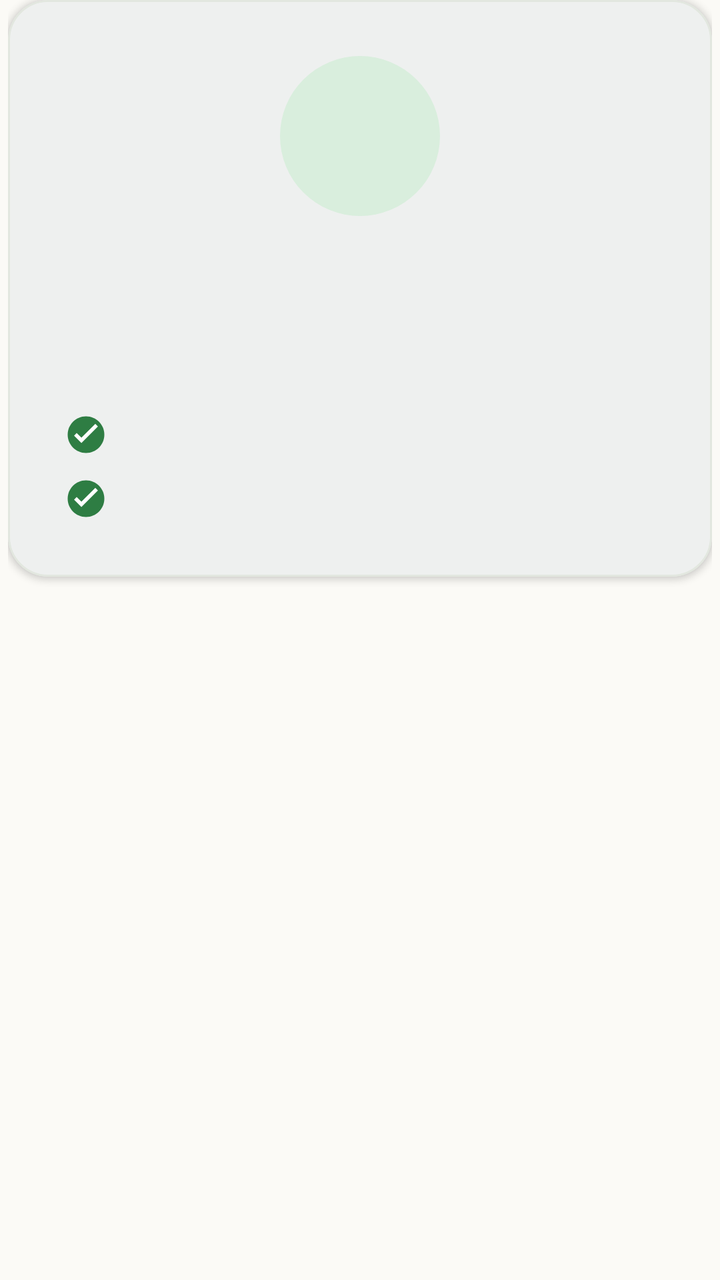
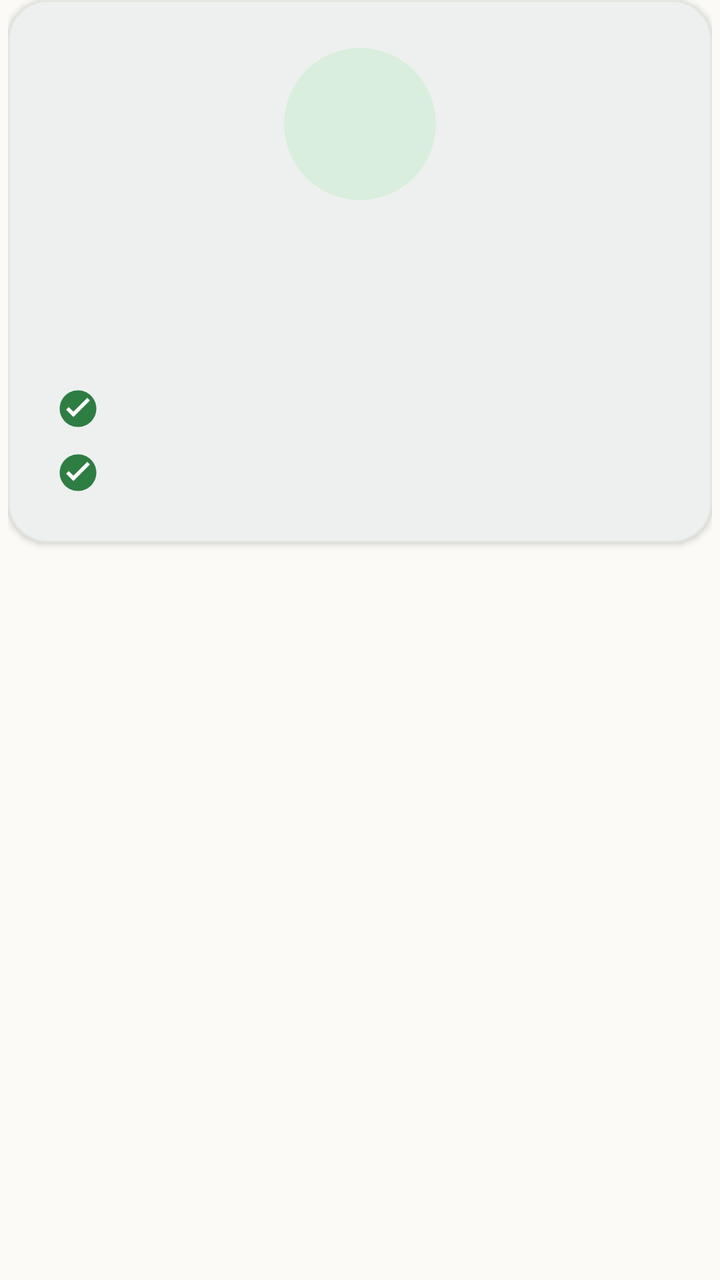

An Android layout rendered at two revisions. The XML below is the earlier revision; the diff shows what the commit changed to produce the second picture.
<!-- AndroidManifest.xml: application theme Theme.Masrouf1 -->
<!-- res/layout/item_welcome_slide.xml -->
<?xml version="1.0" encoding="utf-8"?>
<LinearLayout xmlns:android="http://schemas.android.com/apk/res/android"
    xmlns:app="http://schemas.android.com/apk/res-auto"
    android:layout_width="match_parent"
    android:layout_height="match_parent"
    android:gravity="top|center_horizontal"
    android:orientation="vertical"
    android:paddingHorizontal="4dp">

    <com.google.android.material.card.MaterialCardView
        android:layout_width="match_parent"
        android:layout_height="wrap_content"
        app:cardBackgroundColor="@color/alabaster"
        app:cardCornerRadius="20dp"
        app:cardElevation="2dp"
        app:strokeColor="@color/card_border"
        app:strokeWidth="1dp">

        <LinearLayout
            android:layout_width="match_parent"
            android:layout_height="wrap_content"
            android:gravity="center_horizontal"
            android:orientation="vertical"
            android:padding="28dp">

            
            <FrameLayout
                android:layout_width="80dp"
                android:layout_height="80dp">

                <View
                    android:layout_width="80dp"
                    android:layout_height="80dp"
                    android:background="@drawable/bg_circle_mint" />

                <ImageView
                    android:id="@+id/slide_icon"
                    android:layout_width="40dp"
                    android:layout_height="40dp"
                    android:layout_gravity="center"
                    android:contentDescription=""
                    android:tint="@color/forest" />

            </FrameLayout>

            
            <TextView
                android:id="@+id/slide_title"
                android:layout_width="match_parent"
                android:layout_height="wrap_content"
                android:layout_marginTop="20dp"
                android:gravity="center"
                android:textColor="@color/forest"
                android:textSize="22sp"
                android:textStyle="bold" />

            
            <TextView
                android:id="@+id/slide_body"
                android:layout_width="match_parent"
                android:layout_height="wrap_content"
                android:layout_marginTop="10dp"
                android:gravity="center"
                android:lineSpacingMultiplier="1.4"
                android:textColor="@color/muted_green"
                android:textSize="14sp" />

            
            <LinearLayout
                android:layout_width="match_parent"
                android:layout_height="wrap_content"
                android:layout_marginTop="20dp"
                android:gravity="center_vertical"
                android:orientation="horizontal">

                <ImageView
                    android:id="@+id/slide_bullet1_icon"
                    android:layout_width="22dp"
                    android:layout_height="22dp"
                    android:contentDescription=""
                    android:src="@drawable/ic_check_circle" />

                <TextView
                    android:id="@+id/slide_bullet1"
                    android:layout_width="0dp"
                    android:layout_height="wrap_content"
                    android:layout_marginStart="10dp"
                    android:layout_weight="1"
                    android:textColor="@color/ink"
                    android:textSize="14sp"
                    android:textStyle="bold" />

            </LinearLayout>

            
            <LinearLayout
                android:layout_width="match_parent"
                android:layout_height="wrap_content"
                android:layout_marginTop="10dp"
                android:gravity="center_vertical"
                android:orientation="horizontal">

                <ImageView
                    android:id="@+id/slide_bullet2_icon"
                    android:layout_width="22dp"
                    android:layout_height="22dp"
                    android:contentDescription=""
                    android:src="@drawable/ic_check_circle" />

                <TextView
                    android:id="@+id/slide_bullet2"
                    android:layout_width="0dp"
                    android:layout_height="wrap_content"
                    android:layout_marginStart="10dp"
                    android:layout_weight="1"
                    android:textColor="@color/ink"
                    android:textSize="14sp"
                    android:textStyle="bold" />

            </LinearLayout>

        </LinearLayout>

    </com.google.android.material.card.MaterialCardView>

</LinearLayout>
<!-- resources referenced by this layout -->
<resources>
  <color name="alabaster">#FFFFFF</color>
  <color name="card_border">#E2E7DF</color>
  <color name="forest">#112B28</color>
  <color name="ink">#112B28</color>
  <color name="muted_green">#61746D</color>
  <!-- drawable bg_circle_mint (drawable) -->
  <?xml version="1.0" encoding="utf-8"?>
  <shape xmlns:android="http://schemas.android.com/apk/res/android"
      android:shape="oval">
      <solid android:color="@color/mint" />
  </shape>
  <!-- drawable ic_check_circle (drawable) -->
  <?xml version="1.0" encoding="utf-8"?>
  <vector xmlns:android="http://schemas.android.com/apk/res/android"
      android:width="22dp"
      android:height="22dp"
      android:viewportWidth="24"
      android:viewportHeight="24">
      
      <path
          android:fillColor="#2E7D43"
          android:pathData="M12,2 C6.48,2 2,6.48 2,12 s4.48,10 10,10 10,-4.48 10,-10 S17.52,2 12,2 Z" />
      
      <path
          android:fillColor="#FFFFFF"
          android:pathData="M9.5,16.5 L5.5,12.5 L6.91,11.09 L9.5,13.67 L17.09,6.08 L18.5,7.5 Z" />
  </vector>
  <style name="Theme.Masrouf1" parent="Base.Theme.Masrouf1" />
  <color name="mint">#D9EEDD</color>
  <color name="emerald">#2E7D43</color>
  <color name="mint_light">#D9EEDD</color>
  <color name="mint_accent">#85B8A5</color>
  <color name="cream">#FBFAF6</color>
  <color name="coral">#DC7770</color>
  <style name="Widget.Masrouf.TextInputLayout" parent="Widget.Material3.TextInputLayout.OutlinedBox">
          <item name="boxBackgroundColor">@color/alabaster</item>
          <item name="boxStrokeColor">@color/text_input_stroke_color</item>
          <item name="hintEnabled">false</item>
          <item name="hintTextColor">@color/text_input_label_color</item>
          <item name="android:textColorHint">@color/muted_green</item>
          <item name="boxCornerRadiusTopStart">12dp</item>
          <item name="boxCornerRadiusTopEnd">12dp</item>
          <item name="boxCornerRadiusBottomStart">12dp</item>
          <item name="boxCornerRadiusBottomEnd">12dp</item>
      </style>
  <style name="Widget.Masrouf.Chip" parent="Widget.Material3.Chip.Filter">
          <item name="chipBackgroundColor">@color/chip_background_color</item>
          <item name="chipStrokeColor">@color/chip_stroke_color</item>
          <item name="chipStrokeWidth">1dp</item>
          <item name="android:textColor">@color/forest</item>
          <item name="checkedIconTint">@color/emerald</item>
      </style>
  <style name="Widget.Masrouf.Button.Outlined" parent="Widget.Material3.Button.OutlinedButton">
          <item name="android:textColor">@color/forest</item>
          <item name="strokeColor">@color/forest</item>
          <item name="iconTint">@color/forest</item>
      </style>
  <style name="ThemeOverlay.Masrouf.AlertDialog" parent="ThemeOverlay.Material3.MaterialAlertDialog">
          <item name="colorPrimary">@color/forest</item>
          <item name="colorSecondary">@color/emerald</item>
          <item name="colorSurface">@color/alabaster</item>
          <item name="colorSurfaceContainerHigh">@color/alabaster</item>
          <item name="buttonBarPositiveButtonStyle">@style/Widget.Masrouf.DialogButton</item>
          <item name="buttonBarNegativeButtonStyle">@style/Widget.Masrouf.DialogButton</item>
          <item name="buttonBarNeutralButtonStyle">@style/Widget.Masrouf.DialogButton</item>
      </style>
  <style name="Widget.Masrouf.EditText" parent="Widget.AppCompat.EditText">
          <item name="android:textColor">@color/ink</item>
          <item name="android:textColorHint">@color/muted_green</item>
      </style>
  <style name="Widget.Masrouf.Button.Material" parent="Widget.Material3.Button">
          <item name="android:minHeight">48dp</item>
          <item name="backgroundTint">@color/forest</item>
          <item name="android:textColor">@color/alabaster</item>
      </style>
  <style name="Widget.Masrouf.DialogButton" parent="Widget.Material3.Button.TextButton.Dialog">
          <item name="android:textColor">@color/emerald</item>
      </style>
  <!-- unchanged entries left out for length: 1 -->
</resources>

<!-- the commit's change to res/layout/item_welcome_slide.xml (unified diff, before → after) -->
@@ -1,126 +1,134 @@
 <?xml version="1.0" encoding="utf-8"?>
-<LinearLayout xmlns:android="http://schemas.android.com/apk/res/android"
+<ScrollView xmlns:android="http://schemas.android.com/apk/res/android"
     xmlns:app="http://schemas.android.com/apk/res-auto"
     android:layout_width="match_parent"
     android:layout_height="match_parent"
-    android:gravity="top|center_horizontal"
-    android:orientation="vertical"
-    android:paddingHorizontal="4dp">
+    android:fillViewport="true"
+    android:scrollbars="none">
 
-    <com.google.android.material.card.MaterialCardView
+    <LinearLayout
         android:layout_width="match_parent"
         android:layout_height="wrap_content"
-        app:cardBackgroundColor="@color/alabaster"
-        app:cardCornerRadius="20dp"
-        app:cardElevation="2dp"
-        app:strokeColor="@color/card_border"
-        app:strokeWidth="1dp">
+        android:gravity="top|center_horizontal"
+        android:orientation="vertical"
+        android:paddingHorizontal="4dp">
 
-        <LinearLayout
+        <com.google.android.material.card.MaterialCardView
             android:layout_width="match_parent"
             android:layout_height="wrap_content"
-            android:gravity="center_horizontal"
-            android:orientation="vertical"
-            android:padding="28dp">
+            app:cardBackgroundColor="@color/alabaster"
+            app:cardCornerRadius="20dp"
+            app:cardElevation="2dp"
+            app:strokeColor="@color/card_border"
+            app:strokeWidth="1dp">
 
-            
-            <FrameLayout
-                android:layout_width="80dp"
-                android:layout_height="80dp">
-
-                <View
-                    android:layout_width="80dp"
-                    android:layout_height="80dp"
-                    android:background="@drawable/bg_circle_mint" />
-
-                <ImageView
-                    android:id="@+id/slide_icon"
-                    android:layout_width="40dp"
-                    android:layout_height="40dp"
-                    android:layout_gravity="center"
-                    android:contentDescription=""
-                    android:tint="@color/forest" />
-
-            </FrameLayout>
-
-            
-            <TextView
-                android:id="@+id/slide_title"
-                android:layout_width="match_parent"
-                android:layout_height="wrap_content"
-                android:layout_marginTop="20dp"
-                android:gravity="center"
-                android:textColor="@color/forest"
-                android:textSize="22sp"
-                android:textStyle="bold" />
-
-            
-            <TextView
-                android:id="@+id/slide_body"
-                android:layout_width="match_parent"
-                android:layout_height="wrap_content"
-                android:layout_marginTop="10dp"
-                android:gravity="center"
-                android:lineSpacingMultiplier="1.4"
-                android:textColor="@color/muted_green"
-                android:textSize="14sp" />
-
-            
             <LinearLayout
                 android:layout_width="match_parent"
                 android:layout_height="wrap_content"
-                android:layout_marginTop="20dp"
-                android:gravity="center_vertical"
-                android:orientation="horizontal">
+                android:gravity="center_horizontal"
+                android:orientation="vertical"
+                android:padding="24dp">
 
-                <ImageView
-                    android:id="@+id/slide_bullet1_icon"
-                    android:layout_width="22dp"
-                    android:layout_height="22dp"
-                    android:contentDescription=""
-                    android:src="@drawable/ic_check_circle" />
+                
+                <FrameLayout
+                    android:layout_width="76dp"
+                    android:layout_height="76dp">
 
+                    <View
+                        android:layout_width="76dp"
+                        android:layout_height="76dp"
+                        android:background="@drawable/bg_circle_mint" />
+
+                    <ImageView
+                        android:id="@+id/slide_icon"
+                        android:layout_width="38dp"
+                        android:layout_height="38dp"
+                        android:layout_gravity="center"
+                        android:contentDescription=""
+                        android:tint="@color/forest" />
+
+                </FrameLayout>
+
+                
                 <TextView
-                    android:id="@+id/slide_bullet1"
-                    android:layout_width="0dp"
+                    android:id="@+id/slide_title"
+                    android:layout_width="match_parent"
                     android:layout_height="wrap_content"
-                    android:layout_marginStart="10dp"
-                    android:layout_weight="1"
-                    android:textColor="@color/ink"
-                    android:textSize="14sp"
+                    android:layout_marginTop="18dp"
+                    android:gravity="center"
+                    android:textColor="@color/forest"
+                    android:textSize="21sp"
                     android:textStyle="bold" />
+
+                
+                <TextView
+                    android:id="@+id/slide_body"
+                    android:layout_width="match_parent"
+                    android:layout_height="wrap_content"
+                    android:layout_marginTop="10dp"
+                    android:gravity="center"
+                    android:lineSpacingMultiplier="1.35"
+                    android:textColor="@color/muted_green"
+                    android:textSize="14sp" />
+
+                
+                <LinearLayout
+                    android:layout_width="match_parent"
+                    android:layout_height="wrap_content"
+                    android:layout_marginTop="18dp"
+                    android:gravity="center_vertical"
+                    android:orientation="horizontal">
+
+                    <ImageView
+                        android:id="@+id/slide_bullet1_icon"
+                        android:layout_width="22dp"
+                        android:layout_height="22dp"
+                        android:contentDescription=""
+                        android:src="@drawable/ic_check_circle" />
+
+                    <TextView
+                        android:id="@+id/slide_bullet1"
+                        android:layout_width="0dp"
+                        android:layout_height="wrap_content"
+                        android:layout_marginStart="10dp"
+                        android:layout_weight="1"
+                        android:textColor="@color/ink"
+                        android:textSize="14sp"
+                        android:textStyle="bold" />
+
+                </LinearLayout>
+
+                
+                <LinearLayout
+                    android:layout_width="match_parent"
+                    android:layout_height="wrap_content"
+                    android:layout_marginTop="10dp"
+                    android:gravity="center_vertical"
+                    android:orientation="horizontal">
+
+                    <ImageView
+                        android:id="@+id/slide_bullet2_icon"
+                        android:layout_width="22dp"
+                        android:layout_height="22dp"
+                        android:contentDescription=""
+                        android:src="@drawable/ic_check_circle" />
+
+                    <TextView
+                        android:id="@+id/slide_bullet2"
+                        android:layout_width="0dp"
+                        android:layout_height="wrap_content"
+                        android:layout_marginStart="10dp"
+                        android:layout_weight="1"
+                        android:textColor="@color/ink"
+                        android:textSize="14sp"
+                        android:textStyle="bold" />
+
+                </LinearLayout>
 
             </LinearLayout>
 
-            
-            <LinearLayout
-                android:layout_width="match_parent"
-                android:layout_height="wrap_content"
-                android:layout_marginTop="10dp"
-                android:gravity="center_vertical"
-                android:orientation="horizontal">
+        </com.google.android.material.card.MaterialCardView>
 
-                <ImageView
-                    android:id="@+id/slide_bullet2_icon"
-                    android:layout_width="22dp"
-                    android:layout_height="22dp"
-                    android:contentDescription=""
-                    android:src="@drawable/ic_check_circle" />
+    </LinearLayout>
 
-                <TextView
-                    android:id="@+id/slide_bullet2"
-                    android:layout_width="0dp"
-                    android:layout_height="wrap_content"
-                    android:layout_marginStart="10dp"
-                    android:layout_weight="1"
-                    android:textColor="@color/ink"
-                    android:textSize="14sp"
-                    android:textStyle="bold" />
-
-            </LinearLayout>
-
-        </LinearLayout>
-
-    </com.google.android.material.card.MaterialCardView>
-
-</LinearLayout>
+</ScrollView>
